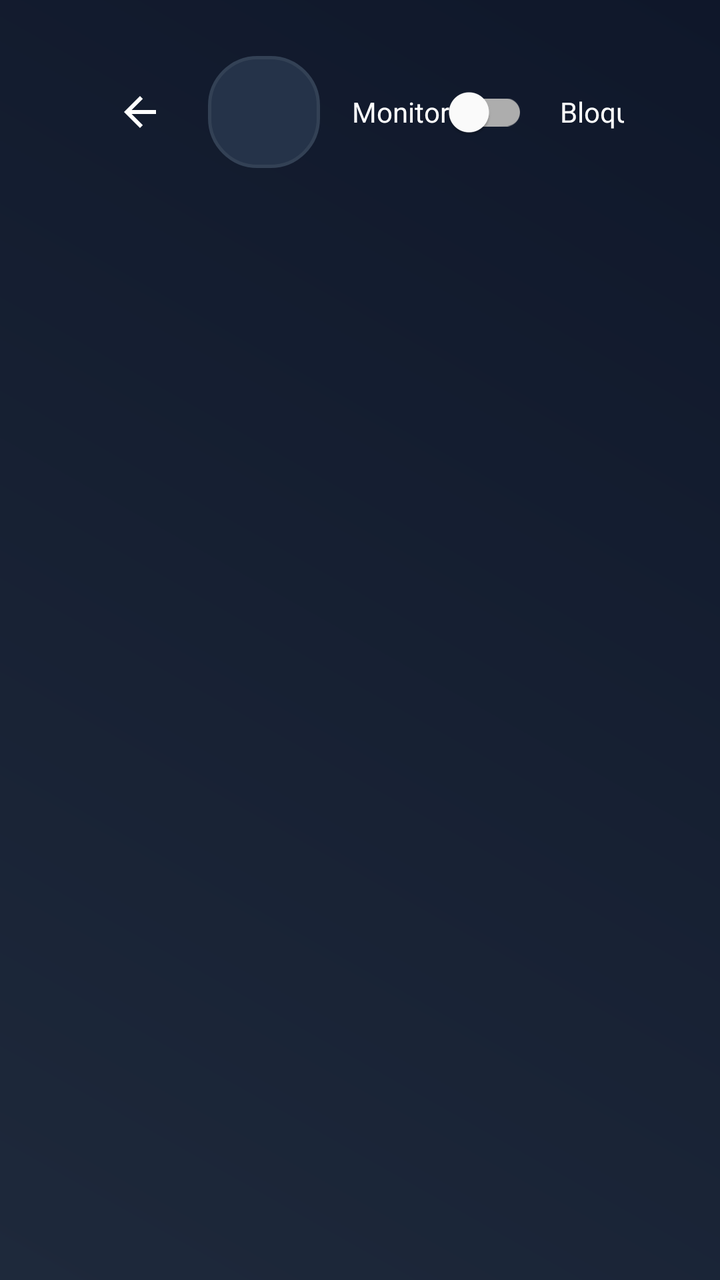
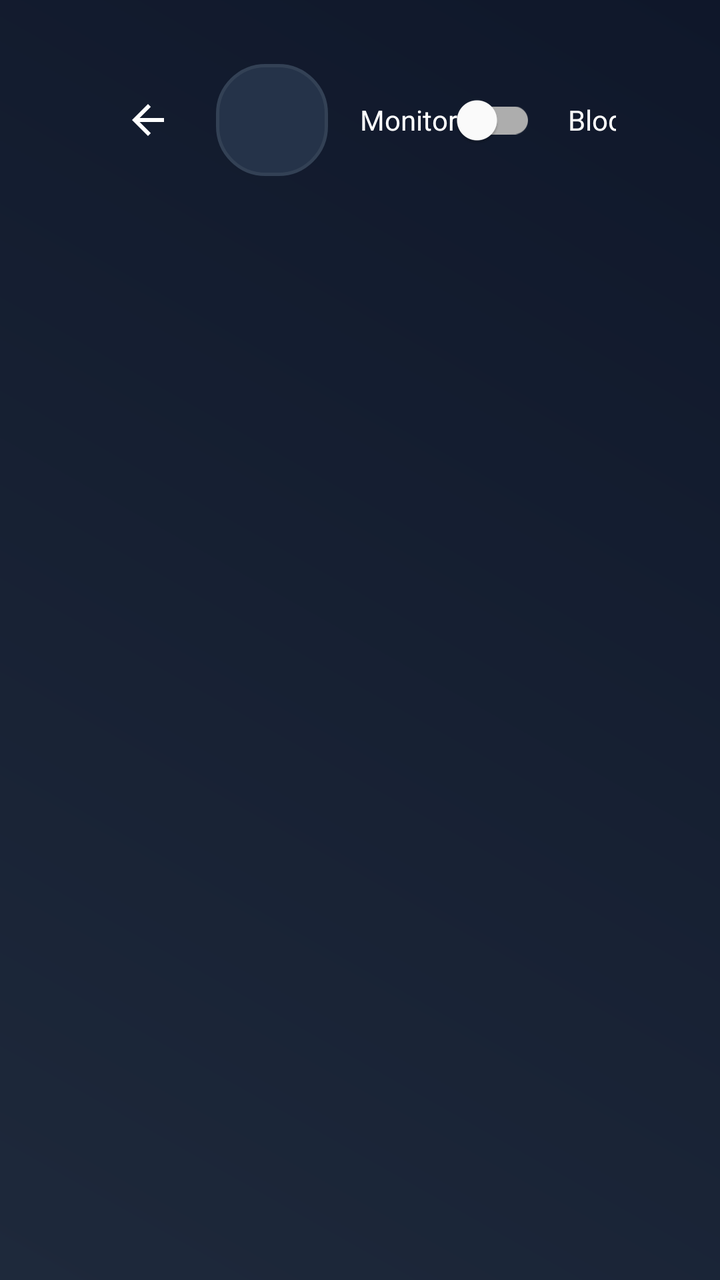

Screens rendered from an Android XML layout before and after an edit, with the pre-edit source and the edit as a unified diff.
<!-- AndroidManifest.xml: activity theme Theme.VortexTV -->
<!-- res/layout/activity_firewall_app_detail.xml -->
<?xml version="1.0" encoding="utf-8"?>
<LinearLayout xmlns:android="http://schemas.android.com/apk/res/android"
    xmlns:app="http://schemas.android.com/apk/res-auto"
    xmlns:tools="http://schemas.android.com/tools"
    android:layout_width="match_parent"
    android:layout_height="match_parent"
    android:orientation="vertical"
    android:background="@drawable/bg_main"
    android:paddingStart="48dp"
    android:paddingEnd="48dp"
    android:paddingTop="28dp"
    android:paddingBottom="24dp"
    tools:context=".activities.FirewallAppDetailActivity">

    
    <LinearLayout
        android:id="@+id/headerLayout"
        android:layout_width="match_parent"
        android:layout_height="wrap_content"
        android:orientation="horizontal"
        android:gravity="center_vertical"
        android:paddingBottom="16dp">

        <ImageButton
            android:id="@+id/btnBackDetail"
            android:layout_width="44dp"
            android:layout_height="44dp"
            android:layout_marginEnd="12dp"
            android:background="?attr/selectableItemBackgroundBorderless"
            android:src="@drawable/ic_arrow_back"
            app:tint="@color/white"
            android:contentDescription="@string/action_close"
            android:focusable="true"
            android:nextFocusDown="@id/tabLayout" />

        <FrameLayout
            android:layout_width="56dp"
            android:layout_height="56dp"
            android:background="@drawable/bg_splash_icon_card"
            android:padding="8dp">

            <ImageView
                android:id="@+id/ivAppIcon"
                android:layout_width="match_parent"
                android:layout_height="match_parent"
                android:scaleType="fitCenter"
                android:contentDescription="@string/app_icon" />
        </FrameLayout>

        <LinearLayout
            android:layout_width="0dp"
            android:layout_height="wrap_content"
            android:layout_weight="1"
            android:orientation="vertical"
            android:layout_marginStart="16dp">

            <TextView
                android:id="@+id/tvAppName"
                android:layout_width="wrap_content"
                android:layout_height="wrap_content"
                android:textSize="20sp"
                android:textColor="@color/white"
                android:textStyle="bold"
                android:fontFamily="sans-serif-medium"
                android:maxLines="1"
                android:ellipsize="end" />

            <TextView
                android:id="@+id/tvPackageName"
                android:layout_width="wrap_content"
                android:layout_height="wrap_content"
                android:textSize="12sp"
                android:textColor="#94A3B8"
                android:maxLines="1"
                android:ellipsize="end"
                android:layout_marginTop="2dp" />
        </LinearLayout>

        
        <LinearLayout
            android:layout_width="wrap_content"
            android:layout_height="wrap_content"
            android:orientation="horizontal"
            android:gravity="center_vertical">

            <com.google.android.material.switchmaterial.SwitchMaterial
                android:id="@+id/switchMonitor"
                android:layout_width="wrap_content"
                android:layout_height="wrap_content"
                android:text="Monitor"
                android:textColor="@color/white"
                android:focusable="true"
                android:layout_marginEnd="16dp"
                android:nextFocusRight="@id/switchBlockAll"
                android:nextFocusDown="@id/tabLayout" />

            <com.google.android.material.switchmaterial.SwitchMaterial
                android:id="@+id/switchBlockAll"
                android:layout_width="wrap_content"
                android:layout_height="wrap_content"
                android:text="Bloquear"
                android:textColor="@color/white"
                android:focusable="true"
                android:nextFocusLeft="@id/switchMonitor"
                android:nextFocusDown="@id/tabLayout" />
        </LinearLayout>

    </LinearLayout>

    
    <com.google.android.material.tabs.TabLayout
        android:id="@+id/tabLayout"
        android:layout_width="match_parent"
        android:layout_height="48dp"
        android:background="@android:color/transparent"
        android:nextFocusUp="@id/switchMonitor"
        app:tabMode="scrollable"
        app:tabTextColor="#94A3B8"
        app:tabSelectedTextColor="@color/white"
        app:tabIndicatorColor="@color/accent_color"
        app:tabIndicatorHeight="3dp"
        app:tabTextAppearance="@android:style/TextAppearance.Small" />

    
    <androidx.viewpager2.widget.ViewPager2
        android:id="@+id/viewPager"
        android:layout_width="match_parent"
        android:layout_height="0dp"
        android:layout_weight="1"
        android:layout_marginTop="8dp"
        android:focusable="false"
        android:descendantFocusability="afterDescendants" />

</LinearLayout>
<!-- resources referenced by this layout -->
<resources>
  <color name="accent_color">#6366F1</color>
  <color name="white">#FFFFFFFF</color>
  <!-- drawable bg_main (drawable) -->
  <?xml version="1.0" encoding="utf-8"?>
  <shape xmlns:android="http://schemas.android.com/apk/res/android"
      android:shape="rectangle">
      <gradient
          android:angle="45"
          android:endColor="@color/primary_dark"
          android:startColor="@color/primary_light"
          android:type="linear" />
  </shape>
  <!-- drawable bg_splash_icon_card (drawable) -->
  <?xml version="1.0" encoding="utf-8"?>
  <shape xmlns:android="http://schemas.android.com/apk/res/android"
      android:shape="rectangle">
      <corners android:radius="24dp" />
      <solid android:color="@color/splash_card_bg" />
      <stroke
          android:width="1.5dp"
          android:color="@color/splash_card_border" />
  </shape>
  <!-- drawable ic_arrow_back (drawable) -->
  <vector xmlns:android="http://schemas.android.com/apk/res/android"
      android:width="24dp"
      android:height="24dp"
      android:viewportWidth="24.0"
      android:viewportHeight="24.0">
      <path
          android:fillColor="#FFFFFFFF"
          android:pathData="M20,11H7.83l5.59,-5.59L12,4l-8,8 8,8 1.41,-1.41L7.83,13H20v-2z"/>
  </vector>
  <string name="action_close">Close</string>
  <string name="app_icon">App icon</string>
  <style name="Theme.VortexTV" parent="Theme.MaterialComponents.DayNight.NoActionBar">
          
          <item name="colorPrimary">@color/accent_color</item>
          <item name="colorPrimaryVariant">@color/accent_focus</item>
          <item name="colorOnPrimary">@color/white</item>
          
          <item name="colorSecondary">@color/teal_200</item>
          <item name="colorSecondaryVariant">@color/teal_700</item>
          <item name="colorOnSecondary">@color/black</item>
          
          
          <item name="android:statusBarColor">@color/primary_dark</item>
          <item name="android:windowBackground">@drawable/bg_main</item>
      </style>
  <color name="primary_dark">#0F172A</color>
  <color name="primary_light">#1E293B</color>
  <color name="splash_card_bg">#253349</color>
  <color name="splash_card_border">#334155</color>
  <color name="accent_focus">#818CF8</color>
  <color name="teal_200">#03DAC5</color>
  <color name="teal_700">#018786</color>
  <color name="black">#FF000000</color>
</resources>

<!-- the commit's change to res/layout/activity_firewall_app_detail.xml (unified diff, before → after) -->
@@ -6,10 +6,10 @@
     android:layout_height="match_parent"
     android:orientation="vertical"
     android:background="@drawable/bg_main"
-    android:paddingStart="48dp"
-    android:paddingEnd="48dp"
-    android:paddingTop="28dp"
-    android:paddingBottom="24dp"
+    android:paddingStart="52dp"
+    android:paddingEnd="52dp"
+    android:paddingTop="32dp"
+    android:paddingBottom="20dp"
     tools:context=".activities.FirewallAppDetailActivity">
 
     
